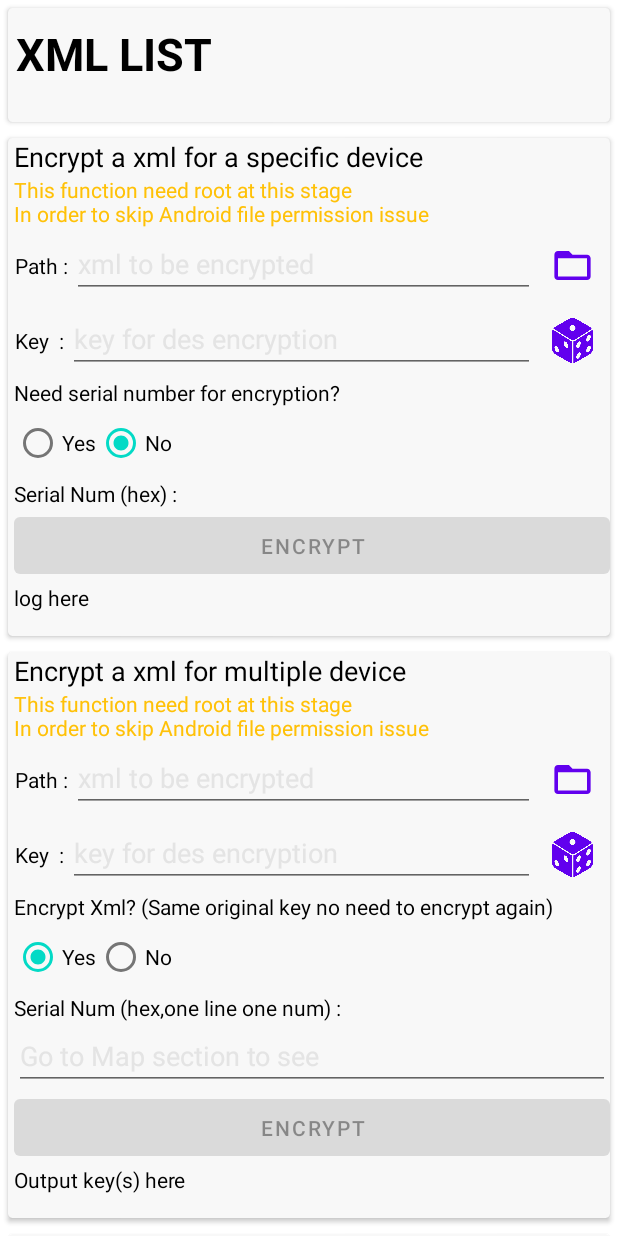
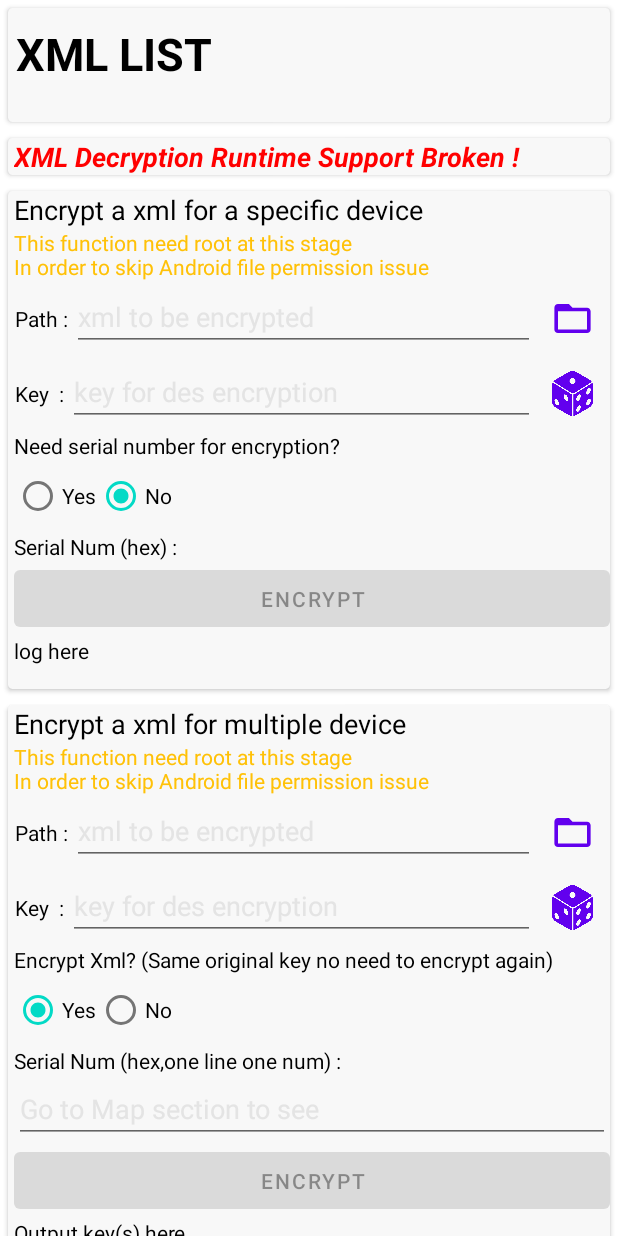
Before and after one commit to gaochuntie/agisk_client, an Android app: the fragment xmlManagerFragment shown on its own in the app's theme, on a phone screen of 412 x 824 dp. Run offline under Robolectric (Android 15) with nearby library versions, the phone set to English and light mode, and no system bars; libraries missing offline, so code that uses them is left out: com.kongzue.dialogx, com.molihuan.pathselector.

```diff
--- a/app/src/main/res/layout/fragment_xml_manager.xml
+++ b/app/src/main/res/layout/fragment_xml_manager.xml
@@ -1,9 +1,9 @@
 <?xml version="1.0" encoding="utf-8"?>
 <FrameLayout xmlns:android="http://schemas.android.com/apk/res/android"
+    xmlns:app="http://schemas.android.com/apk/res-auto"
     xmlns:tools="http://schemas.android.com/tools"
     android:layout_width="match_parent"
     android:layout_height="match_parent"
-    xmlns:app="http://schemas.android.com/apk/res-auto"
     android:background="@color/white"
     tools:context=".fragments.xmlManagerFragment">
 
@@ -14,55 +14,81 @@
 
         <LinearLayout
             android:layout_width="match_parent"
+            android:layout_height="wrap_content"
             android:divider="@drawable/linearlayout_divider"
-            android:layout_height="wrap_content"
             android:orientation="vertical">
+
             <androidx.cardview.widget.CardView
+                android:layout_width="match_parent"
+                android:layout_height="wrap_content"
+                android:layout_margin="5dp"
                 android:background="@color/white"
                 app:cardBackgroundColor="#F8F8F8"
-                android:layout_margin="5dp"
-                app:cardCornerRadius="3dp"
-                android:layout_width="match_parent"
-                android:layout_height="wrap_content">
+                app:cardCornerRadius="3dp">
 
                 <LinearLayout
                     android:layout_width="match_parent"
                     android:layout_height="wrap_content"
-                    android:orientation="vertical" >
+                    android:orientation="vertical">
 
                     <TextView
                         android:layout_width="match_parent"
                         android:layout_height="wrap_content"
+                        android:layout_marginHorizontal="5dp"
+                        android:layout_marginVertical="10dp"
+                        android:text="XML LIST"
+                        android:textColor="#000000"
                         android:textSize="30dp"
-                        android:textStyle="bold"
-                        android:layout_marginVertical="10dp"
-                        android:layout_marginHorizontal="5dp"
-                        android:text="XML LIST"
-                        android:textColor="#000000"/>
+                        android:textStyle="bold" />
 
                     <androidx.recyclerview.widget.RecyclerView
                         android:id="@+id/xml_manage_list"
                         android:layout_width="match_parent"
+                        android:layout_height="wrap_content"
                         android:layout_marginHorizontal="5dp"
-                        android:layout_marginBottom="15dp"
-                        android:layout_height="wrap_content" />
+                        android:layout_marginBottom="15dp" />
                 </LinearLayout>
             </androidx.cardview.widget.CardView>
 
             <androidx.cardview.widget.CardView
                 android:layout_width="match_parent"
+                android:layout_height="wrap_content"
+                android:layout_margin="5dp"
                 android:background="@color/white"
                 app:cardBackgroundColor="#F8F8F8"
-                android:layout_margin="5dp"
-                app:cardCornerRadius="3dp"
-                android:layout_height="wrap_content">
+                app:cardCornerRadius="3dp">
 
                 <LinearLayout
+                    android:layout_width="match_parent"
+                    android:layout_height="wrap_content"
                     android:layout_marginLeft="4dp"
-                    android:orientation="vertical"
                     android:background="#00FF0000"
+                    android:orientation="vertical">
+
+                    <TextView
+                        android:layout_width="match_parent"
+                        android:layout_height="wrap_content"
+                        android:text="XML Decryption Runtime Support Broken !"
+                        android:textColor="#FF0000"
+                        android:textStyle="italic|bold"
+                        android:textSize="18dp" />
+                </LinearLayout>
+            </androidx.cardview.widget.CardView>
+
+            <androidx.cardview.widget.CardView
+                android:layout_width="match_parent"
+                android:layout_height="wrap_content"
+                android:layout_margin="5dp"
+                android:background="@color/white"
+                app:cardBackgroundColor="#F8F8F8"
+                app:cardCornerRadius="3dp">
+
+                <LinearLayout
                     android:layout_width="match_parent"
-                    android:layout_height="wrap_content">
+                    android:layout_height="wrap_content"
+                    android:layout_marginLeft="4dp"
+                    android:background="#00FF0000"
+                    android:orientation="vertical">
 
                     <TextView
                         android:layout_width="match_parent"
@@ -70,70 +96,81 @@
                         android:text="Encrypt a xml for a specific device"
                         android:textColor="@color/black"
                         android:textSize="18dp" />
+
                     <TextView
                         android:layout_width="match_parent"
                         android:layout_height="wrap_content"
                         android:text="This function need root at this stage\nIn order to skip Android file permission issue"
-                        android:textColor="#FFC107"/>
+                        android:textColor="#FFC107" />
+
                     <LinearLayout
                         android:layout_width="match_parent"
                         android:layout_height="wrap_content"
                         android:orientation="horizontal">
+
                         <TextView
                             android:layout_width="wrap_content"
                             android:layout_height="wrap_content"
-                            android:textColor="@color/black"
+                            android:gravity="center"
                             android:text="Path : "
-                            android:gravity="center"/>
+                            android:textColor="@color/black" />
+
                         <EditText
                             android:id="@+id/xml_encrypt_et_path"
                             android:layout_width="match_parent"
+                            android:layout_height="wrap_content"
                             android:layout_weight="1"
+                            android:gravity="left"
+                            android:hint="xml to be encrypted"
                             android:text=""
-                            android:hint="xml to be encrypted"
-                            android:textColorHint="@color/gray"
-                            android:layout_height="wrap_content"
-                            android:gravity="left"/>
+                            android:textColorHint="@color/gray" />
+
                         <Button
                             android:id="@+id/xml_encrypt_bt__openfile"
                             android:layout_width="50dp"
                             android:layout_height="50dp"
-                            android:background="@drawable/ic_file_foreground"/>
+                            android:background="@drawable/ic_file_foreground" />
 
                     </LinearLayout>
+
                     <LinearLayout
                         android:layout_width="match_parent"
                         android:layout_height="wrap_content"
                         android:orientation="horizontal">
+
                         <TextView
                             android:layout_width="wrap_content"
                             android:layout_height="wrap_content"
-                            android:textColor="@color/black"
+                            android:gravity="center"
                             android:text="Key  : "
-                            android:gravity="center"/>
+                            android:textColor="@color/black" />
+
                         <EditText
-                            android:text=""
                             android:id="@+id/xml_encrypt_et_key"
                             android:layout_width="match_parent"
+                            android:layout_height="wrap_content"
                             android:layout_weight="1"
+                            android:gravity="left"
                             android:hint="key for des encryption"
-                            android:textColorHint="@color/gray"
-                            android:layout_height="wrap_content"
-                            android:gravity="left"/>
+                            android:text=""
+                            android:textColorHint="@color/gray" />
+
                         <Button
                             android:id="@+id/xml_encrypt_bt__random_key"
                             android:layout_width="50dp"
                             android:layout_height="50dp"
+                            android:background="@drawable/dice"
                             android:scaleX="0.6"
-                            android:scaleY="0.6"
-                            android:background="@drawable/dice"/>
+                            android:scaleY="0.6" />
 
                     </LinearLayout>
+
                     <TextView
                         android:layout_width="match_parent"
                         android:layout_height="wrap_content"
                         android:text="Need serial number for encryption?"
-                        android:textColor="@color/black"/>
+                        android:textColor="@color/black" />
+
                     <RadioGroup
                         android:id="@+id/xml_encrypt_rg"
                         android:layout_width="match_parent"
@@ -144,67 +181,72 @@
                             android:id="@+id/xml_encrypt_rb_need_sn"
                             android:layout_width="wrap_content"
                             android:layout_height="wrap_content"
+                            android:checked="false"
                             android:text="Yes"
-                            android:textColor="@color/black"
-                            android:checked="false"/>
+                            android:textColor="@color/black" />
 
                         <RadioButton
                             android:id="@+id/xml_encrypt_rb_noneed_sn"
-                            android:textColor="@color/black"
                             android:layout_width="wrap_content"
                             android:layout_height="wrap_content"
                             android:checked="true"
-                            android:text="No"/>
+                            android:text="No"
+                            android:textColor="@color/black" />
                     </RadioGroup>
+
                     <LinearLayout
                         android:layout_width="match_parent"
                         android:layout_height="wrap_content"
                         android:orientation="horizontal">
+
                         <TextView
                             android:layout_width="wrap_content"
                             android:layout_height="wrap_content"
-                            android:textColor="@color/black"
+                            android:gravity="center"
                             android:text="Serial Num (hex) : "
-                            android:gravity="center"/>
+                            android:textColor="@color/black" />
+
                         <EditText
-                            android:text=""
                             android:id="@+id/xml_encrypt_et_args"
                             android:layout_width="match_parent"
+                            android:layout_height="wrap_content"
                             android:layout_weight="1"
+                            android:gravity="left"
                             android:hint="Go to Map section to see"
-                            android:textColorHint="@color/gray"
-                            android:layout_height="wrap_content"
-                            android:gravity="left"/>
+                            android:text=""
+                            android:textColorHint="@color/gray" />
                     </LinearLayout>
 
                     <Button
                         android:id="@+id/xml_encrypt_bt_doencrypt"
                         android:layout_width="match_parent"
                         android:layout_height="50dp"
-                        android:text="Encrypt"/>
+                        android:text="Encrypt" />
+
                     <TextView
-                        android:textIsSelectable="true"
                         android:id="@+id/xml_encrypt_tv_log"
                         android:layout_width="match_parent"
                         android:layout_height="wrap_content"
+                        android:text="log here\n"
                         android:textColor="@color/black"
-                        android:text="log here\n"/>
+                        android:textIsSelectable="true" />
                 </LinearLayout>
             </androidx.cardview.widget.CardView>
+
             <androidx.cardview.widget.CardView
                 android:layout_width="match_parent"
+                android:layout_height="wrap_content"
+                android:layout_margin="5dp"
                 android:background="@color/white"
                 app:cardBackgroundColor="#F8F8F8"
-                android:layout_margin="5dp"
-                app:cardCornerRadius="3dp"
-                android:layout_height="wrap_content">
+                app:cardCornerRadius="3dp">
 
                 <LinearLayout
+                    android:layout_width="match_parent"
+                    android:layout_height="wrap_content"
                     android:layout_marginLeft="4dp"
-                    android:orientation="vertical"
                     android:background="#00FF0000"
-                    android:layout_width="match_parent"
-                    android:layout_height="wrap_content">
+                    android:orientation="vertical">
 
                     <TextView
                         android:layout_width="match_parent"
@@ -212,70 +254,81 @@
                         android:text="Encrypt a xml for multiple device"
                         android:textColor="@color/black"
                         android:textSize="18dp" />
+
                     <TextView
                         android:layout_width="match_parent"
                         android:layout_height="wrap_content"
                         android:text="This function need root at this stage\nIn order to skip Android file permission issue"
-                        android:textColor="#FFC107"/>
+                        android:textColor="#FFC107" />
+
                     <LinearLayout
                         android:layout_width="match_parent"
                         android:layout_height="wrap_content"
                         android:orientation="horizontal">
+
                         <TextView
                             android:layout_width="wrap_content"
                             android:layout_height="wrap_content"
-                            android:textColor="@color/black"
+                            android:gravity="center"
                             android:text="Path : "
-                            android:gravity="center"/>
+                            android:textColor="@color/black" />
+
                         <EditText
                             android:id="@+id/xml_encryptM_et_path"
                             android:layout_width="match_parent"
+                            android:layout_height="wrap_content"
                             android:layout_weight="1"
+                            android:gravity="left"
+                            android:hint="xml to be encrypted"
                             android:text=""
-                            android:hint="xml to be encrypted"
-                            android:textColorHint="@color/gray"
-                            android:layout_height="wrap_content"
-                            android:gravity="left"/>
+                            android:textColorHint="@color/gray" />
+
                         <Button
                             android:id="@+id/xml_encryptM_bt__openfile"
                             android:layout_width="50dp"
                             android:layout_height="50dp"
-                            android:background="@drawable/ic_file_foreground"/>
+                            android:background="@drawable/ic_file_foreground" />
 
                     </LinearLayout>
+
                     <LinearLayout
                         android:layout_width="match_parent"
                         android:layout_height="wrap_content"
                         android:orientation="horizontal">
+
                         <TextView
                             android:layout_width="wrap_content"
                             android:layout_height="wrap_content"
-                            android:textColor="@color/black"
+                            android:gravity="center"
                             android:text="Key  : "
-                            android:gravity="center"/>
+                            android:textColor="@color/black" />
+
                         <EditText
-                            android:text=""
                             android:id="@+id/xml_encryptM_et_key"
                             android:layout_width="match_parent"
+                            android:layout_height="wrap_content"
                             android:layout_weight="1"
+                            android:gravity="left"
                             android:hint="key for des encryption"
-                            android:textColorHint="@color/gray"
-                            android:layout_height="wrap_content"
-                            android:gravity="left"/>
+                            android:text=""
+                            android:textColorHint="@color/gray" />
+
                         <Button
                             android:id="@+id/xml_encryptM_bt__random_key"
                             android:layout_width="50dp"
                             android:layout_height="50dp"
+                            android:background="@drawable/dice"
                             android:scaleX="0.6"
-                            android:scaleY="0.6"
-                            android:background="@drawable/dice"/>
+                            android:scaleY="0.6" />
 
                     </LinearLayout>
+
                     <TextView
                         android:layout_width="match_parent"
                         android:layout_height="wrap_content"
                         android:text="Encrypt Xml? (Same original key no need to encrypt again)"
-                        android:textColor="@color/black"/>
+                        android:textColor="@color/black" />
+
                     <RadioGroup
                         android:id="@+id/xml_encryptM_rg"
                         android:layout_width="match_parent"
@@ -286,109 +339,113 @@
                             android:id="@+id/xml_encryptM_rb_need_sn"
                             android:layout_width="wrap_content"
                             android:layout_height="wrap_content"
+                            android:checked="true"
                             android:text="Yes"
-                            android:textColor="@color/black"
-                            android:checked="true"/>
+                            android:textColor="@color/black" />
 
                         <RadioButton
                             android:id="@+id/xml_encryptM_rb_noneed_sn"
-                            android:textColor="@color/black"
                             android:layout_width="wrap_content"
                             android:layout_height="wrap_content"
                             android:checked="false"
-                            android:text="No"/>
+                            android:text="No"
+                            android:textColor="@color/black" />
                     </RadioGroup>
+
                     <LinearLayout
                         android:layout_width="match_parent"
                         android:layout_height="wrap_content"
                         android:orientation="vertical">
+
                         <TextView
                             android:layout_width="wrap_content"
                             android:layout_height="wrap_content"
-                            android:textColor="@color/black"
+                            android:gravity="center"
                             android:text="Serial Num (hex,one line one num) : "
-                            android:gravity="center"/>
+                            android:textColor="@color/black" />
+
                         <EditText
-                            android:text=""
                             android:id="@+id/xml_encryptM_et_args"
                             android:layout_width="match_parent"
+                            android:layout_height="wrap_content"
                             android:layout_weight="1"
+                            android:gravity="left"
                             android:hint="Go to Map section to see"
-                            android:textColorHint="@color/gray"
-                            android:layout_height="wrap_content"
-                            android:gravity="left"/>
+                            android:text=""
+                            android:textColorHint="@color/gray" />
                     </LinearLayout>
 
                     <Button
                         android:id="@+id/xml_encryptM_bt_doencrypt"
                         android:layout_width="match_parent"
                         android:layout_height="50dp"
-                        android:text="Encrypt"/>
+                        android:text="Encrypt" />
+
                     <TextView
-                        android:textIsSelectable="true"
                         android:id="@+id/xml_encryptM_tv_log"
                         android:layout_width="match_parent"
                         android:layout_height="wrap_content"
+                        android:text="Output key(s) here\n"
                         android:textColor="@color/black"
-                        android:text="Output key(s) here\n"/>
+                        android:textIsSelectable="true" />
                 </LinearLayout>
             </androidx.cardview.widget.CardView>
 
             <androidx.cardview.widget.CardView
                 android:layout_width="match_parent"
+                android:layout_height="180dp"
+                android:layout_margin="5dp"
                 android:background="@color/white"
                 app:cardBackgroundColor="#F8F8F8"
-                android:layout_margin="5dp"
-                app:cardCornerRadius="3dp"
-                android:layout_height="180dp">
+                app:cardCornerRadius="3dp">
 
                 <ImageButton
-                    android:background="#00FF0000"
                     android:id="@+id/install_add_ibt"
                     android:layout_width="match_parent"
                     android:layout_height="180dp"
+                    android:background="#00FF0000"
+                    android:scaleType="center"
                     android:src="@drawable/ic_install_button_foreground"
-                    android:scaleType="center"
-                    android:tooltipText="New"
-                    android:text="New" />
+                    android:text="New"
+                    android:tooltipText="New" />
             </androidx.cardview.widget.CardView>
 
             <androidx.cardview.widget.CardView
                 android:layout_width="match_parent"
+                android:layout_height="180dp"
+                android:layout_margin="5dp"
                 android:background="@color/white"
                 app:cardBackgroundColor="#F8F8F8"
-                android:layout_margin="5dp"
-                app:cardCornerRadius="3dp"
-                android:layout_height="180dp">
+                app:cardCornerRadius="3dp">
 
                 <ImageButton
-                    android:background="#00FF0000"
                     android:id="@+id/install_get_ibt"
                     android:layout_width="match_parent"
                     android:layout_height="180dp"
+                    android:background="#00FF0000"
+                    android:scaleType="center"
                     android:src="@drawable/ic_install_get_button_foreground"
-                    android:scaleType="center"
-                    android:tooltipText="New"
-                    android:text="New" />
+                    android:text="New"
+                    android:tooltipText="New" />
             </androidx.cardview.widget.CardView>
 
             <androidx.cardview.widget.CardView
                 android:layout_width="match_parent"
+                android:layout_height="180dp"
+                android:layout_margin="5dp"
                 android:background="@color/white"
                 app:cardBackgroundColor="#F8F8F8"
-                android:layout_margin="5dp"
-                app:cardCornerRadius="3dp"
-                android:layout_height="180dp">
+                app:cardCornerRadius="3dp">
 
                 <ImageButton
-                    android:background="#00FF0000"
                     android:id="@+id/install_help_ibt"
                     android:layout_width="match_parent"
                     android:layout_height="180dp"
+                    android:background="#00FF0000"
+                    android:scaleType="center"
                     android:src="@drawable/ic_install_help_button_foreground"
-                    android:scaleType="center"
-                    android:tooltipText="New"
-                    android:text="New" />
+                    android:text="New"
+                    android:tooltipText="New" />
             </androidx.cardview.widget.CardView>
 
         </LinearLayout>
```
